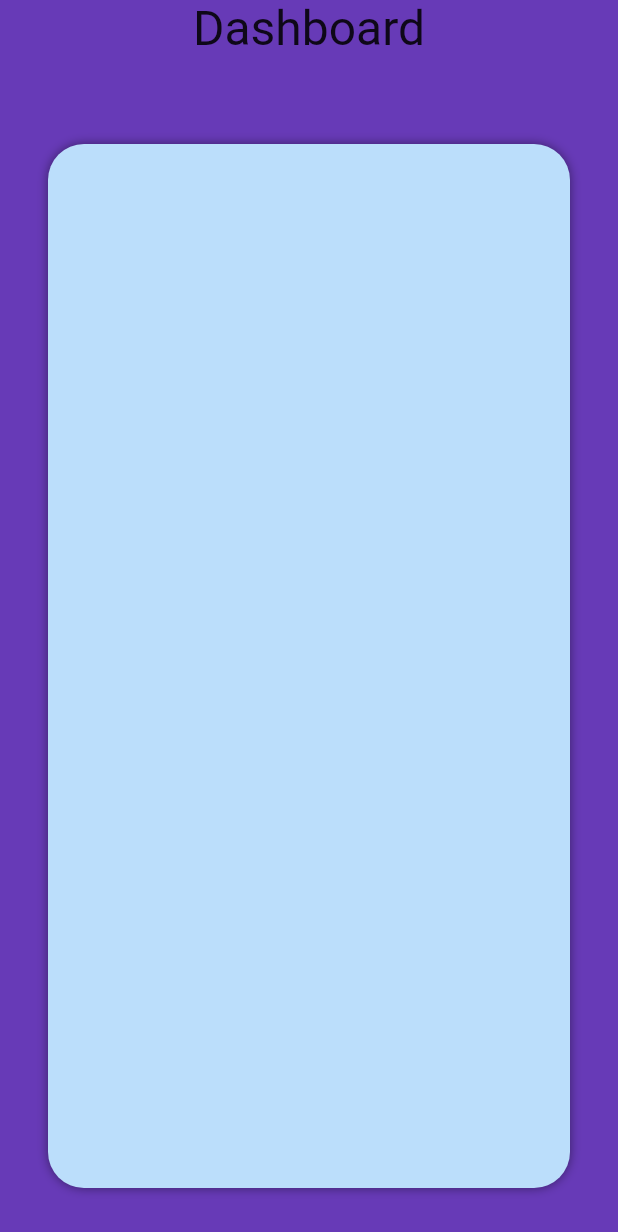
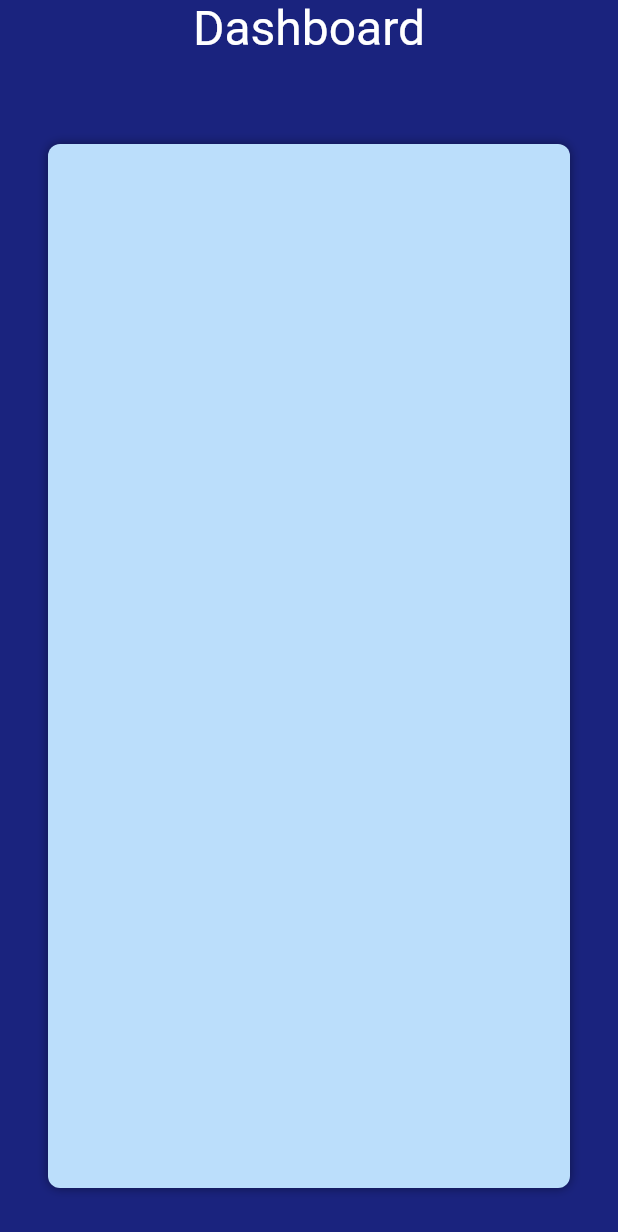
Before and after one commit to FF-League/compod_osasco_web, a Flutter app: the DatabaseView screen opened by its route, on a phone screen of 412 x 824 dp. Shown: the top 1232 px of the screen. Run offline on Flutter 3.47's test engine with Material 2 defaults, Android fonts, the phone set to English and light mode, and no system bars; our stand-ins replace cloud_firestore, firebase_auth, firebase_core, get, get_storage, google_fonts; missing offline and left inert: cloud_firestore_web, firebase_auth_web, firebase_core_web; accounts and stored records are empty.

Commit message:
updated login treatment and layouts

```diff
--- /dev/null
+++ b/lib/app/commons/storage.dart
@@ -0,0 +1,15 @@
+import 'package:get_storage/get_storage.dart';
+
+class Storage {
+
+  static var box = GetStorage();
+
+  static Future<void> init() async => await GetStorage.init();
+
+  static void write(String key, dynamic value) => box.write(key, value);
+  static dynamic read(String key, dynamic value) => box.read(key);
+
+  static void saveToken(dynamic token) => write('token', token);
+
+
+}
--- a/lib/app/database_page/view/components/forms_item_widget_components/forms_item_widget_label.dart
+++ b/lib/app/database_page/view/components/forms_item_widget_components/forms_item_widget_label.dart
@@ -4,11 +4,13 @@ import 'package:intl/intl.dart';
 
 class FormsItemWidgetLabel extends Column {
   final dynamic text;
-  FormsItemWidgetLabel({required this.text, required bool viewed})
+  FormsItemWidgetLabel({required this.text, required bool viewed, double? size})
       : super(
           children: [
             Container(
-              width: 120.0,
+              constraints: BoxConstraints(
+                minWidth: size ?? 200.0
+              ),
               child: Text(
                 _convertToText(text),
                 style: viewed ? GoogleFonts.palanquin(fontSize: 16.0, height: 1.0) : GoogleFonts.palanquin(fontSize: 16.0, fontWeight: FontWeight.bold, height: 1.0)
--- a/lib/app/database_page/view/components/forms_item_widget_components/forms_item_widget_shell.dart
+++ b/lib/app/database_page/view/components/forms_item_widget_components/forms_item_widget_shell.dart
@@ -7,7 +7,7 @@ class FormsItemWidgetShell extends Container {
           decoration: BoxDecoration(
             color: color,
             borderRadius: BorderRadius.circular(12.0),
-            boxShadow: [BoxShadow(blurRadius: 4.0, color: Colors.black45)],
+            boxShadow: [BoxShadow(blurRadius: 3.0, color: Colors.black54)],
           ),
         );
 }
--- a/lib/app/database_page/view/database_view.dart
+++ b/lib/app/database_page/view/database_view.dart
@@ -10,19 +10,19 @@ class DatabaseView extends GetView {
     final DatabaseController controller = Get.put(DatabaseController());
 
     return Scaffold(
-      backgroundColor: Colors.deepPurple,
+      backgroundColor: Colors.indigo.shade900,
       body: Center(
         child: Column(
           children: [
-            Container(height: 64.0, child: Text('Dashboard', style: GoogleFonts.palanquinDark(fontSize: 32.0))),
+            Container(height: 64.0, child: Text('Dashboard', style: GoogleFonts.palanquinDark(fontSize: 32.0, color: Colors.white))),
             Container(
                 decoration: BoxDecoration(
                   color: Colors.blue.shade100,
                   boxShadow: [BoxShadow(color: Colors.black45, blurRadius: 5.0)],
-                  borderRadius: BorderRadius.circular(24.0),
+                  borderRadius: BorderRadius.circular(8.0),
                 ),
                 constraints: BoxConstraints(
-                  maxWidth: context.width,
+                  maxWidth: 820.0,
                   maxHeight: context.height - 128.0,
                 ),
                 margin: EdgeInsets.all(32.0),
--- a/lib/app/login/view/components/login_text_field.dart
+++ b/lib/app/login/view/components/login_text_field.dart
@@ -17,6 +17,7 @@ class LoginTextField extends StatelessWidget {
       obscureText: type == LoginTextFieldType.password,
       onChanged: (v) => LoginTextFieldType.email == type ? controller.email.value = v : controller.pass.value = v,
       enableSuggestions: false,
+      onFieldSubmitted: (_) => controller.login(),
       autocorrect: false,
       autovalidateMode: AutovalidateMode.onUserInteraction,
       validator: (v) {
--- a/lib/app/login/view/login_view.dart
+++ b/lib/app/login/view/login_view.dart
@@ -8,7 +8,6 @@ import 'package:google_fonts/google_fonts.dart';
 
 class LoginView extends GetView {
   final c = Get.put(LoginController());
-  final formKey = GlobalKey<FormState>();
 
   @override
   Widget build(BuildContext context) {
@@ -25,6 +24,7 @@ class LoginView extends GetView {
             height: 400,
             width: 600,
             child: Form(
+              key: c.formKey,
               child: Column(
                   mainAxisAlignment: MainAxisAlignment.center,
                   children: [
@@ -33,7 +33,7 @@ class LoginView extends GetView {
                     LoginLabel('Senha'),
                     LoginTextField(type: LoginTextFieldType.password),
                     SizedBox(height: 16.0),
-                    LoginButton(controller: c, key: formKey)
+                    LoginButton(onPressed: c.login)
                   ]),
             ),
           ),
--- a/lib/main.dart
+++ b/lib/main.dart
@@ -1,8 +1,10 @@
 import 'package:compod_osasco_web/app/app.dart';
+import 'package:compod_osasco_web/app/commons/storage.dart';
 import 'package:firebase_core/firebase_core.dart';
 import 'package:flutter/material.dart';
 
 Future<void> main() async {
+  Storage.init();
   WidgetsFlutterBinding.ensureInitialized();
   await Firebase.initializeApp();
   runApp(App());
--- a/pubspec.yaml
+++ b/pubspec.yaml
@@ -35,6 +35,7 @@ dependencies:
   cloud_firestore: ^2.5.1
   google_fonts: ^2.1.0
   intl: ^0.17.0
+  get_storage: ^2.0.3
 
 dev_dependencies:
   flutter_test:
```
Also changed, not shown: lib/app/commons/routes.dart (+6 -1 lines), lib/app/database_page/controller/database_controller.dart (+10 -4 lines), lib/app/database_page/view/components/forms_item_widget.dart (+15 -11 lines), lib/app/database_page/view/components/forms_item_widget_components/forms_item_widget_description.dart (+5 -2 lines), lib/app/login/controller/login_controller.dart (+29 -8 lines), lib/app/login/view/components/login_button.dart (+3 -11 lines), lib/app/login/view/components/login_error_dialog.dart (added, +13 -0 lines), pubspec.lock.
